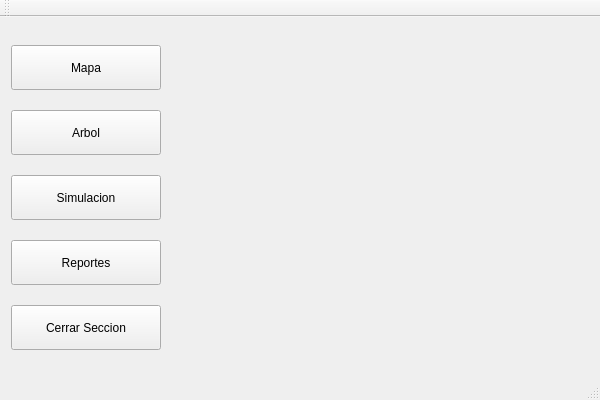
Above: Rutas/main/MainView.ui from AndresMora04/Rutas before the change. Below: the same form after it.
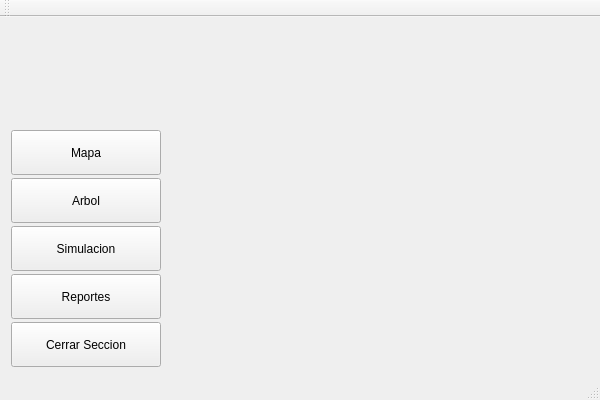
That is the form after the change.

The edit to the form file:
```diff
--- a/Rutas/main/MainView.ui
+++ b/Rutas/main/MainView.ui
@@ -23,6 +23,42 @@
       <property name="sizeConstraint">
        <enum>QLayout::SizeConstraint::SetMinimumSize</enum>
       </property>
+      <item>
+       <layout class="QHBoxLayout" name="horizontalLayout_2">
+        <item>
+         <widget class="QLabel" name="lbelUser">
+          <property name="maximumSize">
+           <size>
+            <width>200</width>
+            <height>100</height>
+           </size>
+          </property>
+          <property name="text">
+           <string/>
+          </property>
+          <property name="alignment">
+           <set>Qt::AlignmentFlag::AlignCenter</set>
+          </property>
+         </widget>
+        </item>
+        <item>
+         <widget class="QLabel" name="lbelCharacter">
+          <property name="maximumSize">
+           <size>
+            <width>100</width>
+            <height>100</height>
+           </size>
+          </property>
+          <property name="text">
+           <string/>
+          </property>
+          <property name="alignment">
+           <set>Qt::AlignmentFlag::AlignCenter</set>
+          </property>
+         </widget>
+        </item>
+       </layout>
+      </item>
       <item>
        <widget class="QPushButton" name="btnMap">
         <property name="sizePolicy">
```
